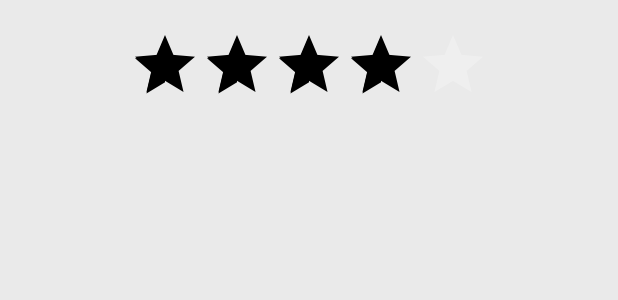
After one commit to djfkue/wallpapersbase, an Android app: the layout dialog_customer_rating.xml on its own in the app's theme, with its tools: preview values and no code run, on a phone screen of 412 x 824 dp. The commit adds this screen. Shown: the top 300 px of the screen. Run offline under Robolectric (Android 15) with nearby library versions, the phone set to English and light mode, and no system bars.

Commit message:
设置壁纸成功时增加五星引导

```diff
--- /dev/null
+++ b/library/src/main/res/layout/dialog_customer_rating.xml
@@ -0,0 +1,15 @@
+<?xml version="1.0" encoding="utf-8"?>
+<RelativeLayout xmlns:android="http://schemas.android.com/apk/res/android"
+    android:layout_width="match_parent"
+    android:layout_height="96dp">
+
+    <android.support.v7.widget.AppCompatRatingBar
+        android:id="@+id/item_rating_bar"
+        style="@style/Base.Widget.AppCompat.RatingBar"
+        android:layout_width="wrap_content"
+        android:layout_height="wrap_content"
+        android:layout_centerInParent="true"
+        android:numStars="5"
+        android:rating="4"
+        android:stepSize="1" />
+</RelativeLayout>
--- a/library/src/main/res/values/colors.xml
+++ b/library/src/main/res/values/colors.xml
@@ -62,4 +62,7 @@
     <!-- Browser -->
     <color name="browserWindowBackground">#9F000000</color>
 
+    <!-- Dialog -->
+    <color name="dialog_negative">#FFFFFF</color>
+
 </resources>
--- a/library/src/main/res/values/dashboard_strings.xml
+++ b/library/src/main/res/values/dashboard_strings.xml
@@ -194,4 +194,6 @@
     <string name="txt_open">Open</string>
     <string name="txt_close">Close</string>
 
+    <string name="rate_hint">Thanks for five stars rating!</string>
+
 </resources>
```
Also changed, not shown: library/src/main/java/com/dm/wallpaper/board/tasks/WallpaperApplyTask.java (+39 -6 lines).
